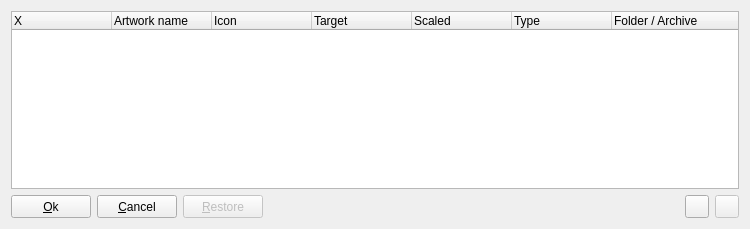
qmc2/qmc2-mame-fe, file additionalartworksetup.ui: the form before one commit.
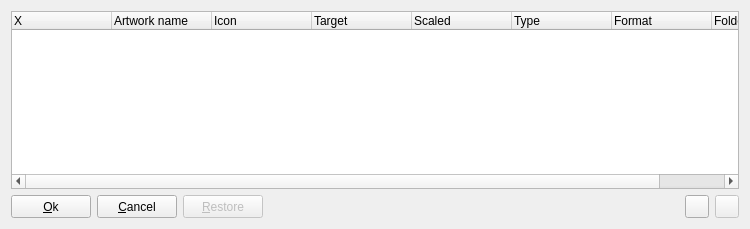
The form after the commit. Icons and pictures are not drawn.

Commit message: wip: added support for selecting the archive format (ZIP/7z) as with built-in artwork classes

Diff of the .ui file:
```diff
--- a/additionalartworksetup.ui
+++ b/additionalartworksetup.ui
@@ -61,6 +61,11 @@
        <string>Type</string>
       </property>
      </column>
+     <column>
+      <property name="text">
+       <string>Format</string>
+      </property>
+     </column>
      <column>
       <property name="text">
        <string>Folder / Archive</string>
```
The commit also changes 23 other files.
